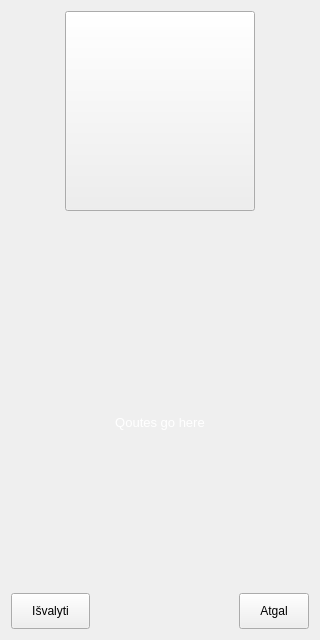
This is nokia/AlausRadaras/beercounter.ui in vincnetas/alaus-radaras as Qt 5 draws it before an edit. The edited form follows.
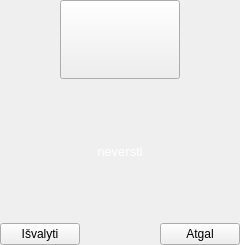
This is the edited form. Icons and pictures are not drawn.

What changed in the file:
```diff
--- a/nokia/AlausRadaras/beercounter.ui
+++ b/nokia/AlausRadaras/beercounter.ui
@@ -6,10 +6,16 @@
    <rect>
     <x>0</x>
     <y>0</y>
-    <width>320</width>
-    <height>640</height>
+    <width>240</width>
+    <height>245</height>
    </rect>
   </property>
+  <property name="sizePolicy">
+   <sizepolicy hsizetype="Expanding" vsizetype="Expanding">
+    <horstretch>0</horstretch>
+    <verstretch>0</verstretch>
+   </sizepolicy>
+  </property>
   <property name="windowTitle">
    <string>Skaičiuoklė</string>
   </property>
@@ -18,10 +24,13 @@
     <normaloff>:/images/alus.png</normaloff>:/images/alus.png</iconset>
   </property>
   <layout class="QVBoxLayout" name="verticalLayout_2">
+   <property name="margin">
+    <number>0</number>
+   </property>
    <item>
-    <layout class="QVBoxLayout" name="verticalLayout" stretch="4,0,0,5,0,1">
+    <layout class="QVBoxLayout" name="verticalLayout" stretch="6,0,4,0,1">
      <item>
-      <layout class="QHBoxLayout" name="horizontalLayout_3" stretch="2,7,2">
+      <layout class="QHBoxLayout" name="horizontalLayout_3" stretch="2,4,2">
        <item>
         <spacer name="horizontalSpacer">
          <property name="orientation">
@@ -38,15 +47,15 @@
        <item>
         <widget class="QPushButton" name="btnCount">
          <property name="sizePolicy">
-          <sizepolicy hsizetype="MinimumExpanding" vsizetype="Expanding">
+          <sizepolicy hsizetype="Expanding" vsizetype="Expanding">
            <horstretch>0</horstretch>
            <verstretch>0</verstretch>
           </sizepolicy>
          </property>
          <property name="minimumSize">
           <size>
-           <width>100</width>
-           <height>140</height>
+           <width>0</width>
+           <height>0</height>
           </size>
          </property>
          <property name="baseSize">
@@ -106,19 +115,6 @@
        </property>
       </spacer>
      </item>
-     <item>
-      <spacer name="verticalSpacer">
-       <property name="orientation">
-        <enum>Qt::Vertical</enum>
-       </property>
-       <property name="sizeHint" stdset="0">
-        <size>
-         <width>20</width>
-         <height>40</height>
-        </size>
-       </property>
-      </spacer>
-     </item>
      <item>
       <layout class="QHBoxLayout" name="horizontalLayout_2" stretch="0">
        <item>
@@ -147,7 +143,7 @@
           <string notr="true">#qouteLabel { color:white;}</string>
          </property>
          <property name="text">
-          <string>Qoutes go here</string>
+          <string>neversti</string>
          </property>
          <property name="scaledContents">
           <bool>false</bool>
@@ -176,13 +172,18 @@
       </spacer>
      </item>
      <item>
-      <layout class="QHBoxLayout" name="horizontalLayout">
+      <layout class="QHBoxLayout" name="horizontalLayout" stretch="1,1,1">
        <item>
         <widget class="QPushButton" name="btnClear">
+         <property name="sizePolicy">
+          <sizepolicy hsizetype="Minimum" vsizetype="Minimum">
+           <horstretch>0</horstretch>
+           <verstretch>10</verstretch>
+          </sizepolicy>
+         </property>
          <property name="styleSheet">
           <string notr="true">#btnClear {
 border-image:url(:/images/batonas.png);
-padding:10px 20px 10px 20px;
 }</string>
          </property>
          <property name="text">
@@ -205,10 +206,15 @@
        </item>
        <item>
         <widget class="QPushButton" name="btnBack">
+         <property name="sizePolicy">
+          <sizepolicy hsizetype="Minimum" vsizetype="Minimum">
+           <horstretch>0</horstretch>
+           <verstretch>10</verstretch>
+          </sizepolicy>
+         </property>
          <property name="styleSheet">
           <string notr="true">#btnBack {
 border-image:url(:/images/batonas.png);
-padding:10px 20px 10px 20px;
 }</string>
          </property>
          <property name="text">
```
Left out of the diff: 2 changed lines with no effect on the pictures.
